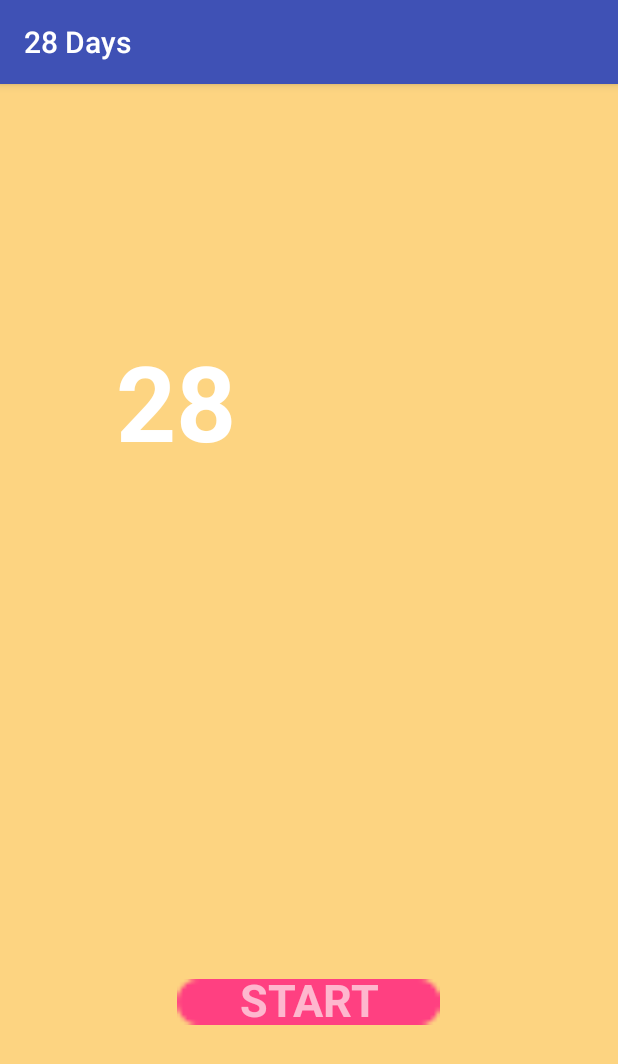
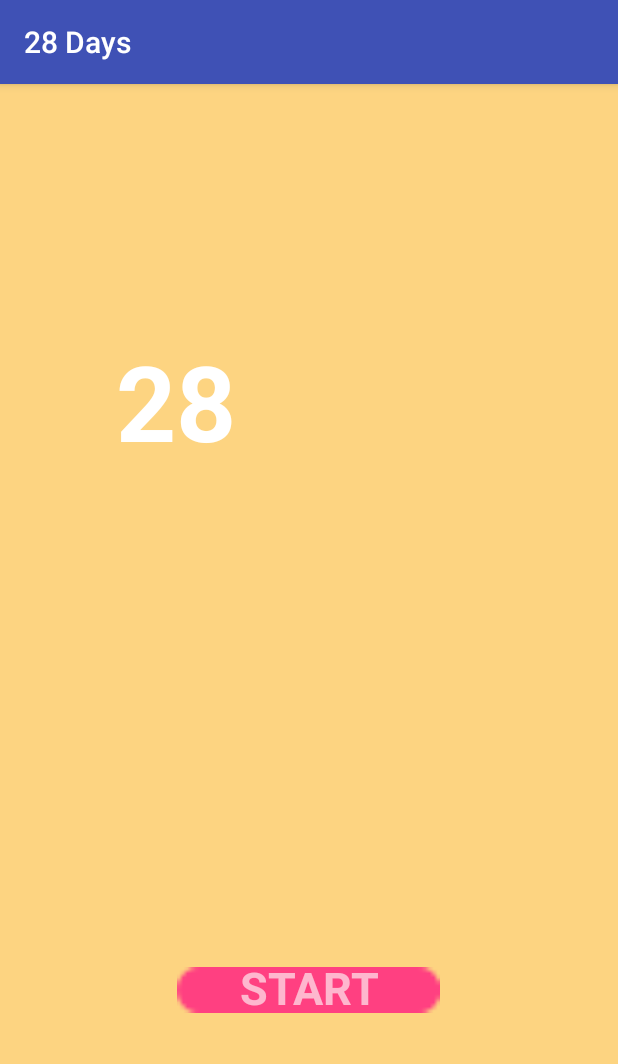
Before and after one commit to Alying/28-Days, an Android app: the screen it shows after launch (MainActivity), on a phone screen of 412 x 824 dp. Shown: the top 1064 px of the screen. Run offline under Robolectric (Android 15) with nearby library versions, the phone set to English and light mode, and no system bars; Roboto replaces fonts that are not available here.

Commit message:
fixed errors

```diff
--- a/app/src/main/res/layout/activity_main.xml
+++ b/app/src/main/res/layout/activity_main.xml
@@ -8,7 +8,8 @@
         android:layout_alignParentStart="true"
         android:layout_alignParentTop="true"
         android:background="#fdd481"
-        tools:context=".MainActivity">
+        tools:context=".MainActivity"
+        android:layout_alignParentLeft="true">
 
         <!--android:background="@color/colorPrimaryDark"-->
         <!--android:background="#ffffff"-->
@@ -35,9 +36,18 @@
     <RelativeLayout xmlns:android="http://schemas.android.com/apk/res/android"
         android:layout_width="match_parent"
         android:layout_height="match_parent"
+        android:layout_marginBottom="8dp"
+        android:layout_marginEnd="8dp"
+        android:layout_marginLeft="8dp"
+        android:layout_marginRight="8dp"
+        android:layout_marginStart="8dp"
+        android:layout_marginTop="8dp"
         android:orientation="vertical"
-        tools:layout_editor_absoluteX="0dp"
-        tools:layout_editor_absoluteY="0dp">
+        app:layout_constraintBottom_toBottomOf="parent"
+        app:layout_constraintEnd_toEndOf="parent"
+        app:layout_constraintStart_toStartOf="parent"
+        app:layout_constraintTop_toTopOf="parent"
+        tools:ignore="MissingConstraints">
 
         <ImageView
             android:id="@+id/imageView3"
@@ -47,10 +57,10 @@
             android:layout_centerHorizontal="true"
             android:layout_marginBottom="115dp"
             android:adjustViewBounds="false"
+            android:tint="@color/colorAccent"
             app:srcCompat="@android:drawable/button_onoff_indicator_on"
             tools:layout_editor_absoluteX="113dp"
-            tools:layout_editor_absoluteY="350dp"
-            android:tint="@color/colorAccent"/>
+            tools:layout_editor_absoluteY="350dp" />
 
         <Button
             android:id="@+id/start_button"
@@ -71,7 +81,8 @@
             app:layout_constraintHorizontal_bias="0.502"
             app:layout_constraintStart_toStartOf="parent"
             app:layout_constraintTop_toBottomOf="@+id/textView"
-            app:layout_constraintVertical_bias="0.508" />
+            app:layout_constraintVertical_bias="0.508"
+            tools:ignore="NotSibling" />
     </RelativeLayout>
 
     </android.support.constraint.ConstraintLayout>
```
